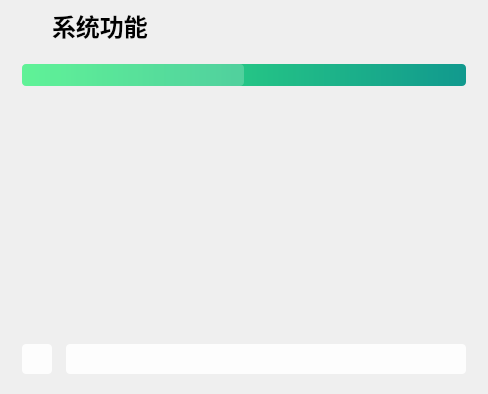
Before: the Qt Designer form QtAdb/sonPages/apps/sp_features.ui in LapplandSP/QtAdb, drawn with Qt 5.
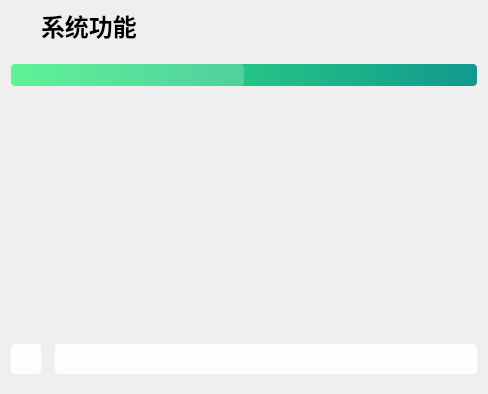
After: the same form once the commit is applied. Icons and pictures are not drawn.

Patch:
```diff
--- a/QtAdb/sonPages/apps/sp_features.ui
+++ b/QtAdb/sonPages/apps/sp_features.ui
@@ -14,9 +14,15 @@
    <string>Form</string>
   </property>
   <layout class="QVBoxLayout" name="verticalLayout_3">
+   <property name="leftMargin">
+    <number>0</number>
+   </property>
    <property name="topMargin">
     <number>0</number>
    </property>
+   <property name="rightMargin">
+    <number>0</number>
+   </property>
    <item>
     <widget class="QWidget" name="widget" native="true">
      <property name="styleSheet">
```
